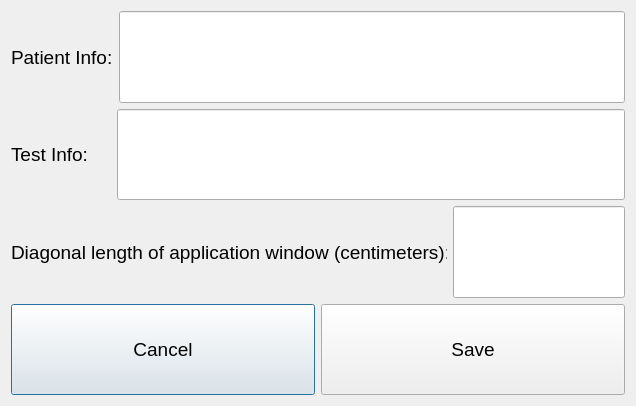
Before: the Qt Designer form settingsdialog.ui in chriskonstad/thumbarea, drawn with Qt 5.
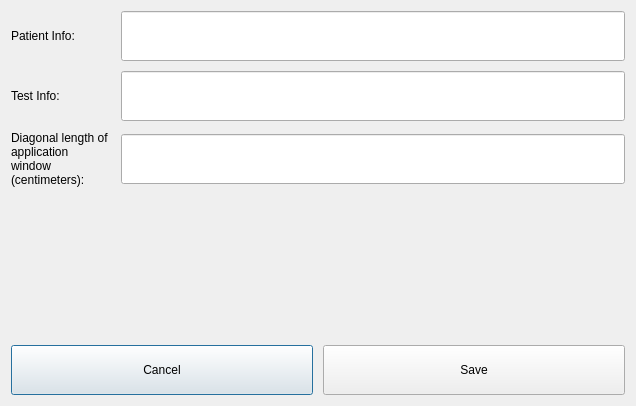
After: the same form once the commit is applied.

Commit message: Possible fix for phone screen sized rendering

```diff
--- a/settingsdialog.ui
+++ b/settingsdialog.ui
@@ -14,12 +14,15 @@
    <string>Dialog</string>
   </property>
   <layout class="QVBoxLayout" name="verticalLayout">
+   <property name="spacing">
+    <number>10</number>
+   </property>
    <item>
     <layout class="QHBoxLayout" name="horizontalLayout_3">
      <item>
       <widget class="QLabel" name="label">
        <property name="sizePolicy">
-        <sizepolicy hsizetype="Preferred" vsizetype="Minimum">
+        <sizepolicy hsizetype="Preferred" vsizetype="Fixed">
          <horstretch>0</horstretch>
          <verstretch>0</verstretch>
         </sizepolicy>
@@ -32,18 +35,21 @@
        </property>
        <property name="font">
         <font>
-         <pointsize>14</pointsize>
+         <pointsize>9</pointsize>
         </font>
        </property>
        <property name="text">
         <string>Patient Info:</string>
        </property>
+       <property name="wordWrap">
+        <bool>true</bool>
+       </property>
       </widget>
      </item>
      <item>
       <widget class="QLineEdit" name="lePatient">
        <property name="sizePolicy">
-        <sizepolicy hsizetype="Expanding" vsizetype="Minimum">
+        <sizepolicy hsizetype="Expanding" vsizetype="Fixed">
          <horstretch>0</horstretch>
          <verstretch>0</verstretch>
         </sizepolicy>
@@ -56,7 +62,7 @@
        </property>
        <property name="font">
         <font>
-         <pointsize>14</pointsize>
+         <pointsize>9</pointsize>
         </font>
        </property>
       </widget>
@@ -68,7 +74,7 @@
      <item>
       <widget class="QLabel" name="label_2">
        <property name="sizePolicy">
-        <sizepolicy hsizetype="Preferred" vsizetype="Minimum">
+        <sizepolicy hsizetype="Preferred" vsizetype="Fixed">
          <horstretch>0</horstretch>
          <verstretch>0</verstretch>
         </sizepolicy>
@@ -81,18 +87,21 @@
        </property>
        <property name="font">
         <font>
-         <pointsize>14</pointsize>
+         <pointsize>9</pointsize>
         </font>
        </property>
        <property name="text">
         <string>Test Info:</string>
        </property>
+       <property name="wordWrap">
+        <bool>true</bool>
+       </property>
       </widget>
      </item>
      <item>
       <widget class="QLineEdit" name="leTest">
        <property name="sizePolicy">
-        <sizepolicy hsizetype="Expanding" vsizetype="Minimum">
+        <sizepolicy hsizetype="Expanding" vsizetype="Fixed">
          <horstretch>0</horstretch>
          <verstretch>0</verstretch>
         </sizepolicy>
@@ -105,7 +114,7 @@
        </property>
        <property name="font">
         <font>
-         <pointsize>14</pointsize>
+         <pointsize>9</pointsize>
         </font>
        </property>
       </widget>
@@ -117,7 +126,7 @@
      <item>
       <widget class="QLabel" name="label_3">
        <property name="sizePolicy">
-        <sizepolicy hsizetype="Preferred" vsizetype="Minimum">
+        <sizepolicy hsizetype="Preferred" vsizetype="Fixed">
          <horstretch>0</horstretch>
          <verstretch>0</verstretch>
         </sizepolicy>
@@ -130,18 +139,21 @@
        </property>
        <property name="font">
         <font>
-         <pointsize>14</pointsize>
+         <pointsize>9</pointsize>
         </font>
        </property>
        <property name="text">
         <string>Diagonal length of application window (centimeters):</string>
        </property>
+       <property name="wordWrap">
+        <bool>true</bool>
+       </property>
       </widget>
      </item>
      <item>
       <widget class="QLineEdit" name="leDiagonalCM">
        <property name="sizePolicy">
-        <sizepolicy hsizetype="Expanding" vsizetype="Minimum">
+        <sizepolicy hsizetype="Expanding" vsizetype="Fixed">
          <horstretch>0</horstretch>
          <verstretch>0</verstretch>
         </sizepolicy>
@@ -154,19 +166,35 @@
        </property>
        <property name="font">
         <font>
-         <pointsize>14</pointsize>
+         <pointsize>9</pointsize>
         </font>
        </property>
       </widget>
      </item>
     </layout>
    </item>
+   <item>
+    <spacer name="verticalSpacer">
+     <property name="orientation">
+      <enum>Qt::Vertical</enum>
+     </property>
+     <property name="sizeType">
+      <enum>QSizePolicy::MinimumExpanding</enum>
+     </property>
+     <property name="sizeHint" stdset="0">
+      <size>
+       <width>20</width>
+       <height>40</height>
+      </size>
+     </property>
+    </spacer>
+   </item>
    <item>
     <layout class="QHBoxLayout" name="horizontalLayout_4">
      <item>
       <widget class="QPushButton" name="pbCancel">
        <property name="sizePolicy">
-        <sizepolicy hsizetype="Minimum" vsizetype="Minimum">
+        <sizepolicy hsizetype="Minimum" vsizetype="Fixed">
          <horstretch>0</horstretch>
          <verstretch>0</verstretch>
         </sizepolicy>
@@ -179,7 +207,7 @@
        </property>
        <property name="font">
         <font>
-         <pointsize>14</pointsize>
+         <pointsize>9</pointsize>
         </font>
        </property>
        <property name="text">
@@ -190,7 +218,7 @@
      <item>
       <widget class="QPushButton" name="pbSave">
        <property name="sizePolicy">
-        <sizepolicy hsizetype="Minimum" vsizetype="Minimum">
+        <sizepolicy hsizetype="Minimum" vsizetype="Fixed">
          <horstretch>0</horstretch>
          <verstretch>0</verstretch>
         </sizepolicy>
@@ -203,7 +231,7 @@
        </property>
        <property name="font">
         <font>
-         <pointsize>14</pointsize>
+         <pointsize>9</pointsize>
         </font>
        </property>
        <property name="text">
```
The commit also changes 6 other files.
